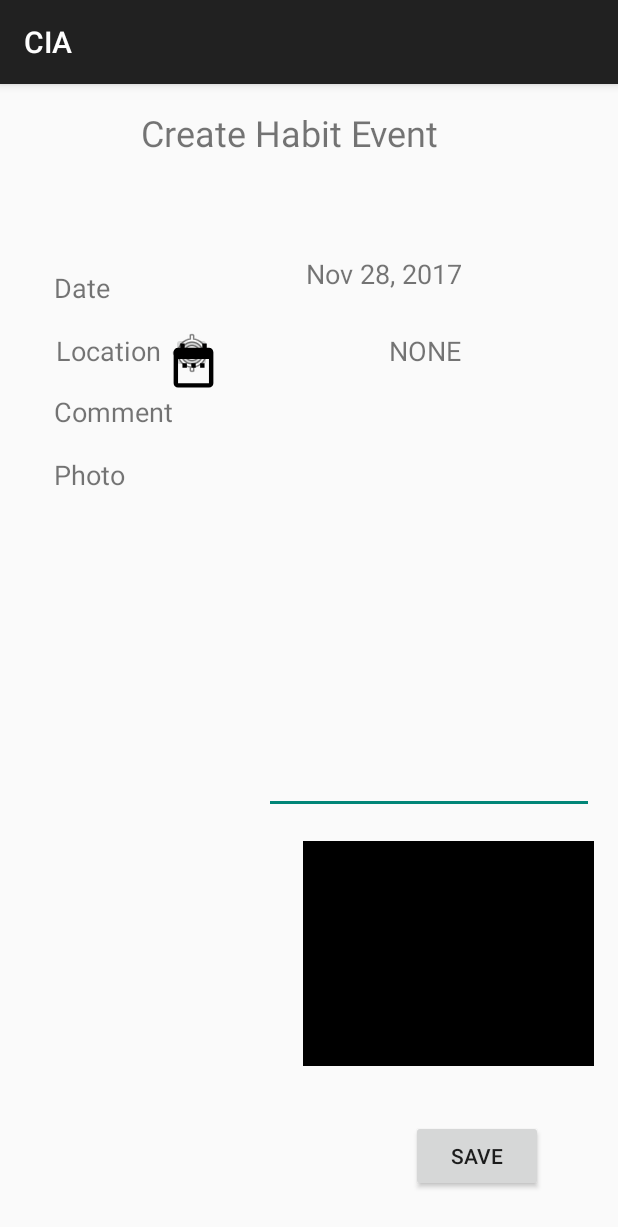
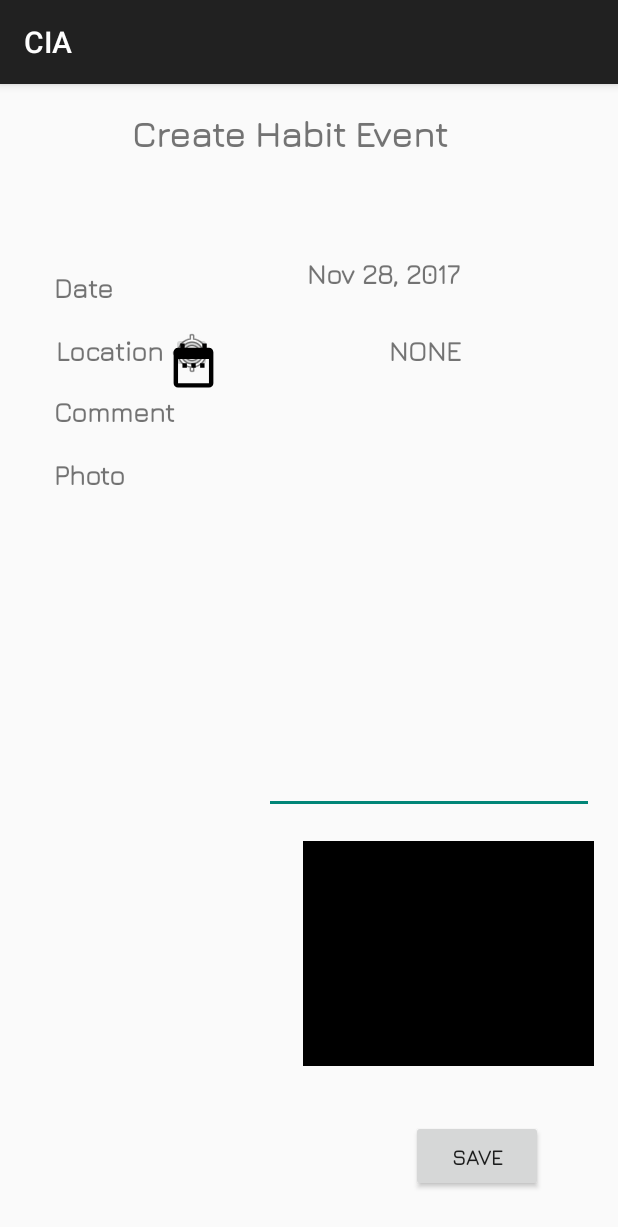
Before and after one commit to CMPUT301F17T15/CIA, an Android app: the CreateHabitEventActivity screen opened directly, with no data from a screen before it, on a phone screen of 412 x 824 dp. Shown: the top 1227 px of the screen. Run offline under Robolectric (Android 15) with nearby library versions, the phone set to English and light mode, and no system bars.

```diff
--- a/app/src/main/java/com/cmput301/cia/activities/events/CreateHabitEventActivity.java
+++ b/app/src/main/java/com/cmput301/cia/activities/events/CreateHabitEventActivity.java
@@ -13,6 +13,7 @@ import android.graphics.Color;
 import android.location.Location;
 import android.os.Bundle;
 import android.view.View;
+import android.view.ViewGroup;
 import android.widget.Button;
 import android.widget.DatePicker;
 import android.widget.EditText;
@@ -27,6 +28,7 @@ import com.cmput301.cia.models.HabitEvent;
 import com.cmput301.cia.utilities.DatePickerUtilities;
 import com.cmput301.cia.utilities.DateUtilities;
 import com.cmput301.cia.utilities.DeviceUtilities;
+import com.cmput301.cia.utilities.FontUtilities;
 import com.cmput301.cia.utilities.ImageUtilities;
 
 import java.io.IOException;
@@ -101,6 +103,7 @@ public class CreateHabitEventActivity extends LocationRequestingActivity impleme
         locationText = (TextView)findViewById(R.id.cheLocationDynamicText);
 
         Toast.makeText(this, "Select the image to pick one to attach", Toast.LENGTH_LONG).show();
+        FontUtilities.applyFontToViews(this, (ViewGroup)findViewById(R.id.cheLayout));
     }
 
     @Override
--- a/app/src/main/res/layout/activity_create_habit_event.xml
+++ b/app/src/main/res/layout/activity_create_habit_event.xml
@@ -6,6 +6,7 @@
 <android.support.constraint.ConstraintLayout xmlns:android="http://schemas.android.com/apk/res/android"
     xmlns:app="http://schemas.android.com/apk/res-auto"
     xmlns:tools="http://schemas.android.com/tools"
+    android:id="@+id/cheLayout"
     android:layout_width="match_parent"
     android:layout_height="match_parent"
     tools:context="com.cmput301.cia.activities.events.CreateHabitEventActivity">
@@ -126,12 +127,12 @@
         android:id="@+id/cheCommentEditText"
         android:layout_width="220dp"
         android:layout_height="38dp"
+        android:layout_marginBottom="281dp"
+        android:layout_marginRight="16dp"
         android:ems="10"
         android:inputType="textPersonName"
         android:maxLength="20"
         app:layout_constraintBottom_toBottomOf="parent"
-        android:layout_marginBottom="281dp"
-        android:layout_marginRight="16dp"
         app:layout_constraintRight_toRightOf="parent" />
 
     <ImageView
@@ -151,24 +152,24 @@
         android:layout_height="wrap_content"
         android:layout_marginBottom="29dp"
         android:layout_marginLeft="231dp"
+        android:layout_marginRight="8dp"
         android:onClick="onSaveClicked"
         android:text="Save"
         app:layout_constraintBottom_toBottomOf="parent"
         app:layout_constraintLeft_toLeftOf="parent"
-        android:layout_marginRight="8dp"
         app:layout_constraintRight_toRightOf="parent" />
 
     <Button
         android:id="@+id/cheResetImageButton"
         android:layout_width="wrap_content"
         android:layout_height="wrap_content"
+        android:layout_marginBottom="113dp"
+        android:layout_marginLeft="36dp"
         android:onClick="onResetImageClicked"
         android:text="Reset Image"
         android:visibility="invisible"
-        android:layout_marginLeft="36dp"
-        app:layout_constraintLeft_toLeftOf="parent"
         app:layout_constraintBottom_toBottomOf="parent"
-        android:layout_marginBottom="113dp" />
+        app:layout_constraintLeft_toLeftOf="parent" />
 
     <TextView
         android:id="@+id/cheDateTextView"
--- a/app/src/main/res/layout/activity_home_page.xml
+++ b/app/src/main/res/layout/activity_home_page.xml
@@ -57,8 +57,8 @@
         android:id="@+id/textView"
         android:layout_width="wrap_content"
         android:layout_height="wrap_content"
-        android:layout_marginLeft="0dp"
-        android:layout_marginTop="-340dp"
+        android:layout_marginLeft="23dp"
+        android:layout_marginTop="0dp"
         android:text="@string/TodayTask"
         android:textColor="@color/colorPrimary"
         android:textSize="15sp"
```
Also changed, not shown: app/src/main/java/com/cmput301/cia/activities/events/FilterHabitsActivity.java (+10 -16 lines), app/src/main/res/layout/activity_filter_events.xml (+18 -13 lines).
